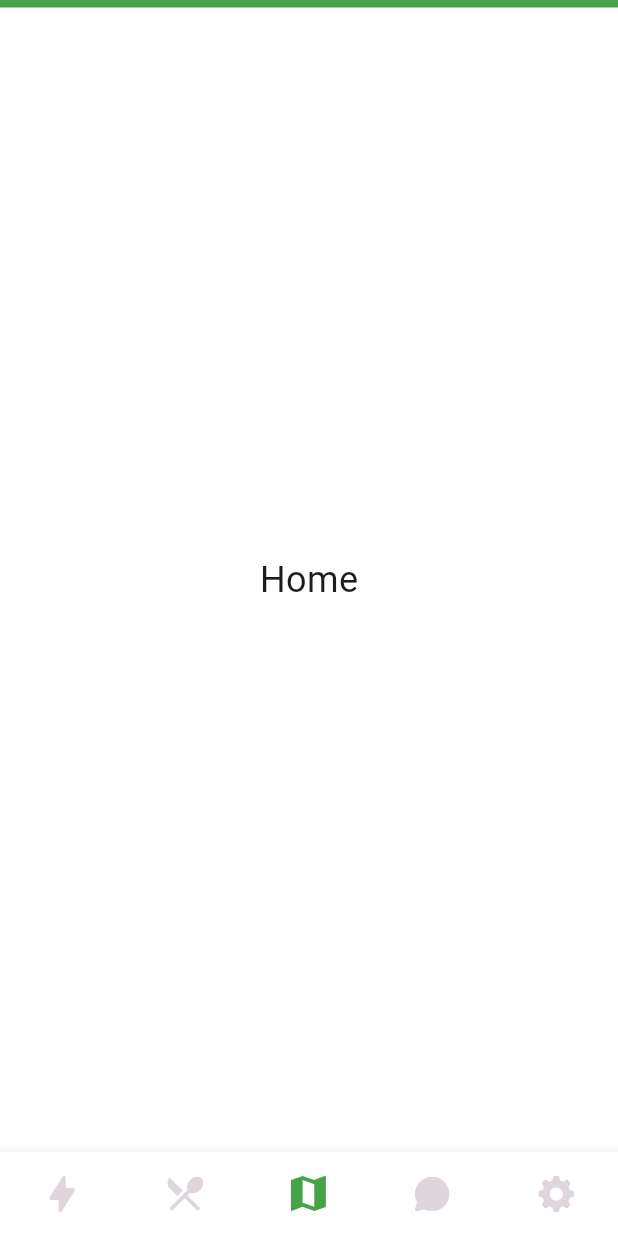
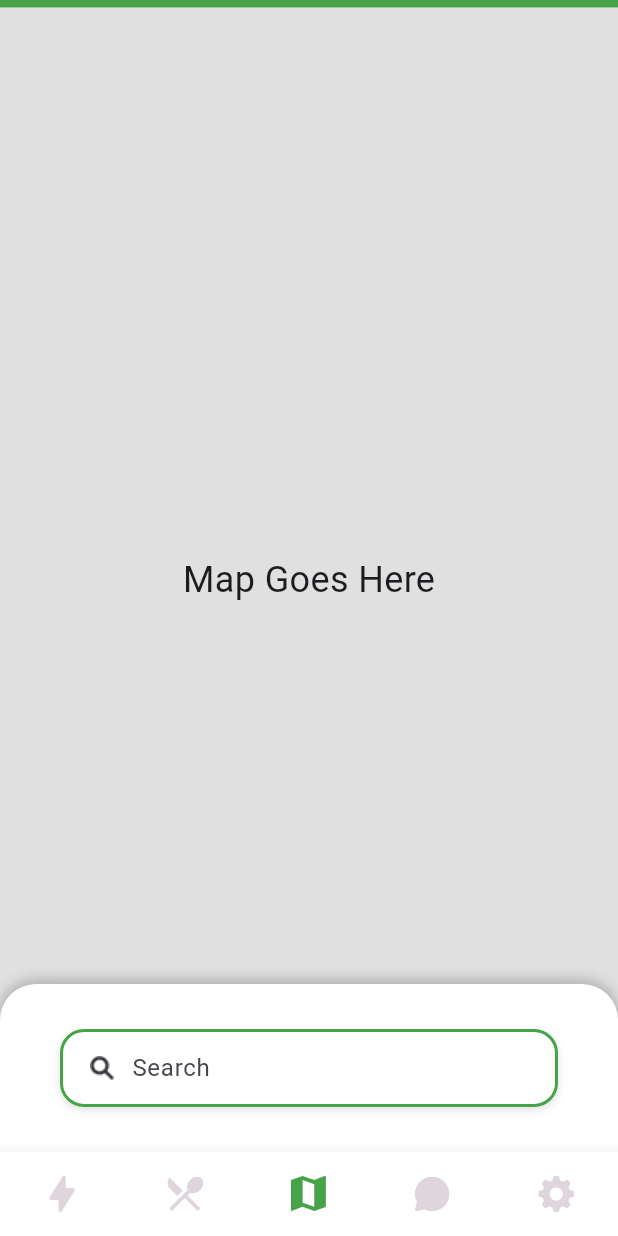
Before and after one commit to spontyteam/sponty-frontend, a Flutter app: the screen it shows after launch, on a phone screen of 412 x 824 dp. Run offline on Flutter 3.47's test engine with Material 3 defaults, Android fonts, the phone set to English and light mode, and no system bars; our stand-ins replace flutter_svg.

Commit message:
searchbar added

```diff
--- /dev/null
+++ b/lib/components/search_bar.dart
@@ -0,0 +1,46 @@
+import 'package:flutter/material.dart';
+
+class CustomSearchBar extends StatelessWidget {
+  final ValueChanged<String> onChanged;
+
+  const CustomSearchBar({super.key, required this.onChanged});
+
+  @override
+  Widget build(BuildContext context) {
+    return Container(
+      padding: const EdgeInsets.symmetric(horizontal: 16),
+      margin: const EdgeInsets.symmetric(horizontal: 20, vertical: 10),
+      decoration: BoxDecoration(
+        color: Colors.white,
+        border: Border.all(color: Color(0xFF47A348), width: 2),
+        borderRadius: BorderRadius.circular(16),
+        boxShadow: [
+          BoxShadow(
+            color: Colors.black12,
+            blurRadius: 4,
+            offset: Offset(0, 2),
+          )
+        ],
+      ),
+      child: Row(
+        children: [
+          Image.asset(
+            'assets/search_bar/search.png',
+            width: 20,
+            height: 20,
+          ),
+          const SizedBox(width: 10),
+          Expanded(
+            child: TextField(
+              onChanged: onChanged,
+              decoration: const InputDecoration(
+                hintText: 'Search',
+                border: InputBorder.none,
+              ),
+            ),
+          ),
+        ],
+      ),
+    );
+  }
+}
--- a/lib/screens/home_screen.dart
+++ b/lib/screens/home_screen.dart
@@ -1,10 +1,52 @@
 import 'package:flutter/material.dart';
+import '../components/search_bar.dart';
 
 class HomeScreen extends StatelessWidget {
   const HomeScreen({Key? key}) : super(key: key);
 
   @override
   Widget build(BuildContext context) {
-    return Center(child: Text('Home', style: TextStyle(fontSize: 24)));
+    return Scaffold(
+      body: Stack(
+        children: [
+          // Replace with Google Map widget later
+          Container(
+            color: Colors.grey[300],
+            child: const Center(
+              child: Text('Map Goes Here', style: TextStyle(fontSize: 24)),
+            ),
+          ),
+
+          // Bottom rounded white container with search bar inside
+          Positioned(
+            bottom: 0,
+            left: 0,
+            right: 0,
+            child: Container(
+              padding: const EdgeInsets.fromLTRB(20, 20, 20, 20),
+              decoration: const BoxDecoration(
+                color: Colors.white,
+                borderRadius: BorderRadius.only(
+                  topLeft: Radius.circular(24),
+                  topRight: Radius.circular(24),
+                ),
+                boxShadow: [
+                  BoxShadow(
+                    color: Colors.black26,
+                    blurRadius: 8,
+                    offset: Offset(0, -2),
+                  ),
+                ],
+              ),
+              child: CustomSearchBar(
+                onChanged: (value) {
+                  print('Search value: $value');
+                },
+              ),
+            ),
+          ),
+        ],
+      ),
+    );
   }
 }
--- a/pubspec.yaml
+++ b/pubspec.yaml
@@ -61,6 +61,7 @@ flutter:
   # To add assets to your application, add an assets section, like this:
   assets:
     - assets/icons/
+    - assets/search_bar/
 
 
   # An image asset can refer to one or more resolution-specific "variants", see
```
Also changed, not shown: assets/search_bar/search.png (added).
